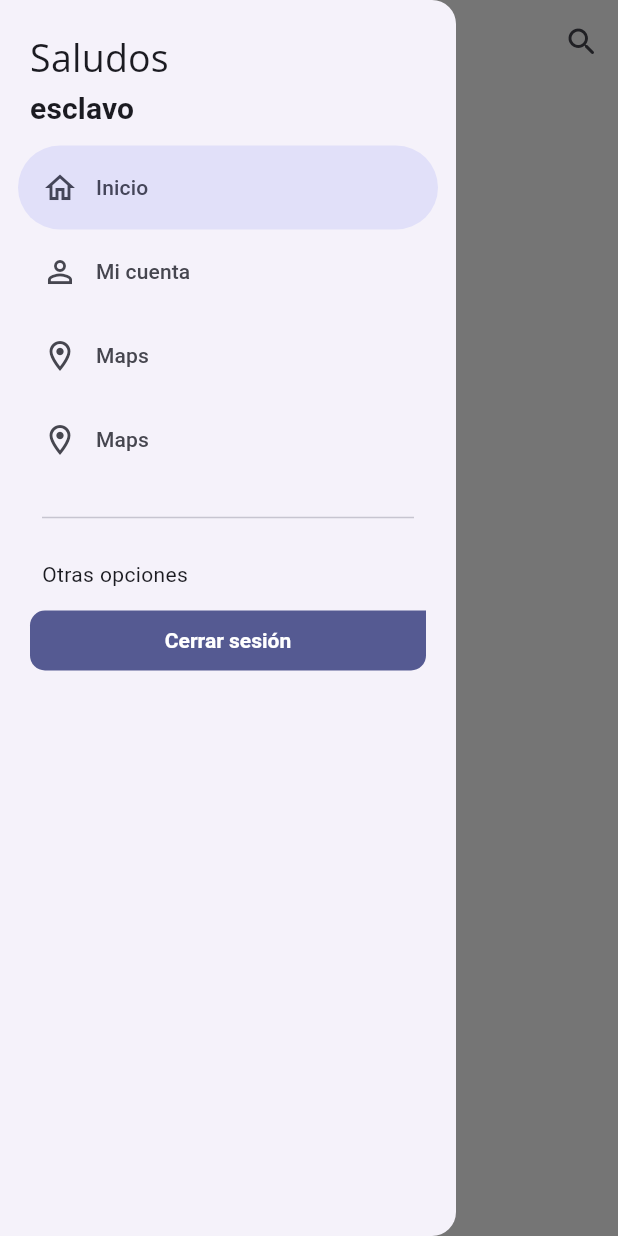
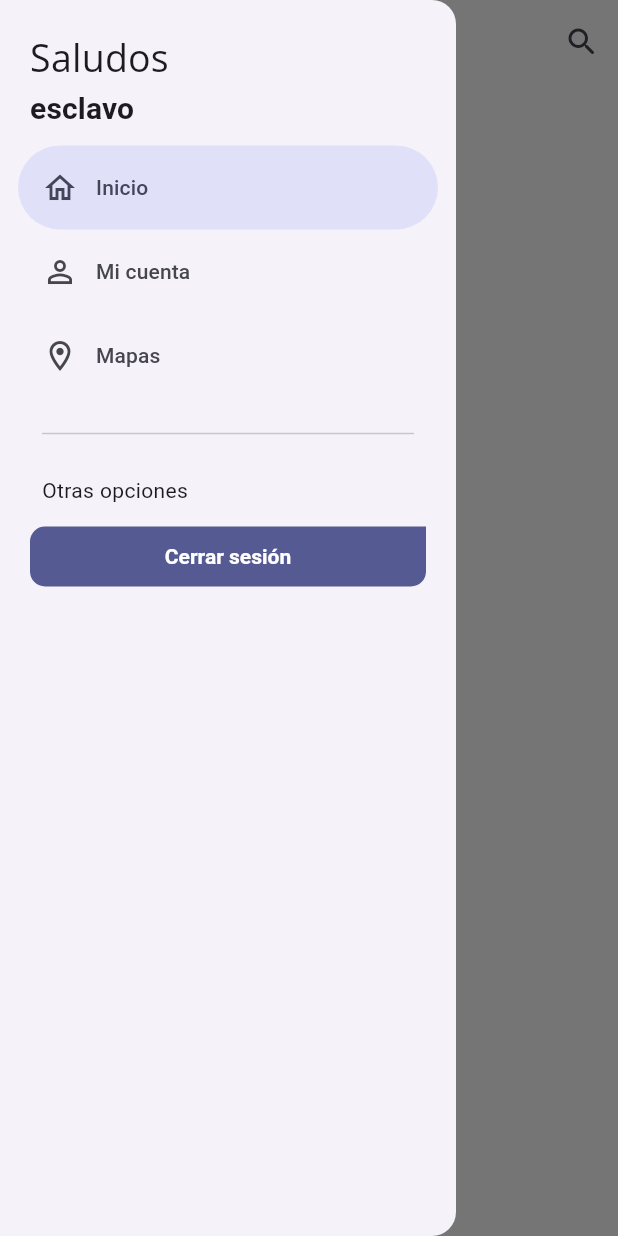
Before and after one commit to KotlinLovers/flutter-cyclescape, a Flutter app: the HomeScreen screen opened by its route, with the side drawer open, on a phone screen of 412 x 824 dp. Run offline on Flutter 3.47's test engine with Material 2 defaults, Android fonts, the phone set to English and light mode, and no system bars; our stand-ins replace card_swiper, dio, flutter_dotenv, flutter_riverpod, formz, go_router and 5 more; accounts and stored records are empty; network calls fail; project files that could hold a hidden picture were left out.

Commit message:
solve errors

```diff
--- a/lib/infrastructure/datasources/user_datasource_impl.dart
+++ b/lib/infrastructure/datasources/user_datasource_impl.dart
@@ -2,9 +2,7 @@
 import 'package:dio/dio.dart';
 import '../../config/config.dart';
 import '../../domain/domain.dart';
-import '../../shared/services/key_value_storage_service.dart';
 import '../infrastructure.dart';
-import 'package:shared_preferences/shared_preferences.dart';
 
 class UserDataSourceImpl extends UserDataSource {
   late final Dio dio;
--- a/lib/presentation/providers/user_repository_provider.dart
+++ b/lib/presentation/providers/user_repository_provider.dart
@@ -7,7 +7,7 @@
 import '../../domain/repositories/user_repository.dart';
 
 final userRepositoryProvider = Provider<UserRepository>((ref){
-    final accessToken = ref.read(authProvider).user?.token ?? '';
+    final accessToken = ref.read(authProvider).token;
     final userRepository = UserRepositoryImpl(token: accessToken);
     return userRepository;
 });
--- a/lib/presentation/screens/profile_screen.dart
+++ b/lib/presentation/screens/profile_screen.dart
@@ -51,7 +51,7 @@
                     width: 120,
                     height: 120,
                     child: ClipRRect(
-                        borderRadius: BorderRadius.circular(100),child:  Image(image: AssetImage('assets/images/imagenfoto.png'),)),
+                        borderRadius: BorderRadius.circular(100),child:  Image(image: AssetImage('assets/images/imagenfoto.PNG'),)),
                   ),
                   Positioned(
                     bottom: 0,
--- a/lib/shared/widgets/side_menu.dart
+++ b/lib/shared/widgets/side_menu.dart
@@ -61,11 +61,7 @@
           ),
           const NavigationDrawerDestination(
             icon: Icon(Icons.location_on_outlined),
-            label: Text('Maps'),
-          ),
-          const NavigationDrawerDestination(
-            icon: Icon(Icons.location_on_outlined),
-            label: Text('Maps'),
+            label: Text('Mapas'),
           ),
           const Padding(
             padding: EdgeInsets.fromLTRB(28, 16, 28, 10),
```
Also changed, not shown: lib/presentation/widgets/bicycle_card.dart (added, +26 -0 lines), 1 other file.
